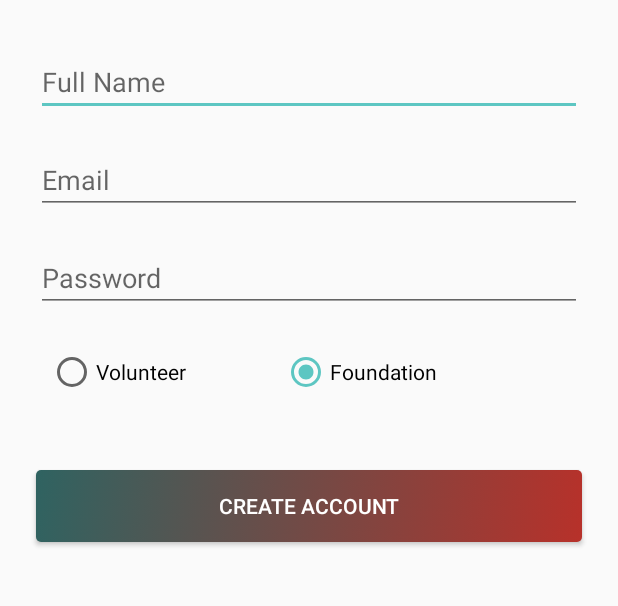
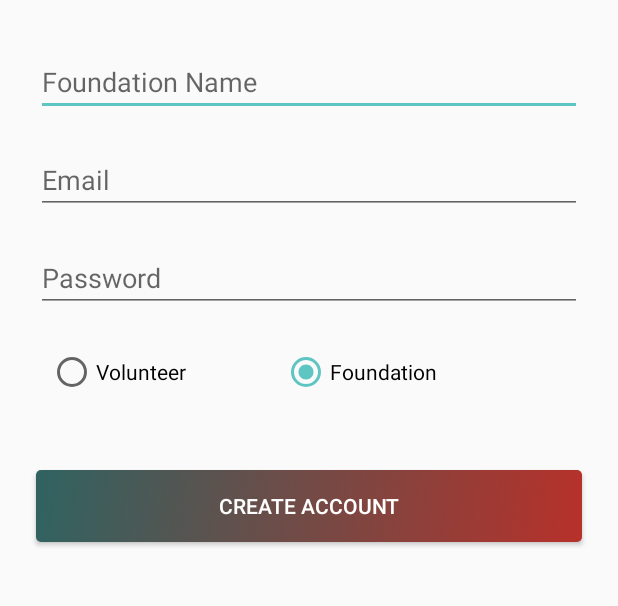
Before and after one commit to k-Francisco/ayuda, an Android app: the RegisterActivity screen opened directly, with no data from a screen before it, after a tap on "Foundation", on a phone screen of 412 x 824 dp, the part 399-1005 px from its top. Run offline under Robolectric (Android 15) with nearby library versions, the phone set to English and light mode, and no system bars; our stand-ins replace Firebase (no records; nobody signed in at launch, a user with empty details on screens opened directly).

Commit message:
Register Activity UI update 2

```diff
--- a/app/src/main/java/com/charapp/charapp/views/RegisterActivity.java
+++ b/app/src/main/java/com/charapp/charapp/views/RegisterActivity.java
@@ -129,6 +129,14 @@ public class RegisterActivity extends AppCompatActivity implements View.OnClickL
 
     public void userIsVolunteerOrFoundation(View view) {
         int radioButtonId = radioGroup.getCheckedRadioButtonId();
+        switch (radioButtonId){
+            case R.id.rbtnTestFoundation:
+                fullName.setHint("Foundation Name");
+                break;
+            case R.id.rbtnTestVolunteer:
+                fullName.setHint("Full Name");
+                break;
+        }
         radioButton = (RadioButton) findViewById(radioButtonId);
         userIdentity = radioButton.getText().toString();
     }
```
